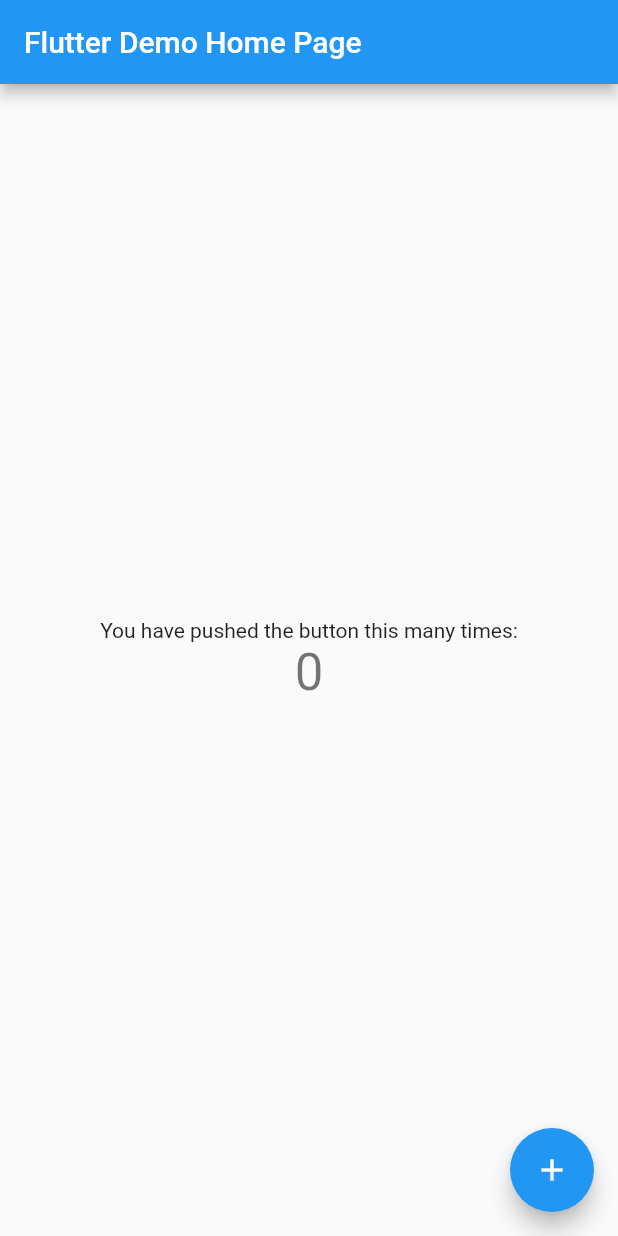
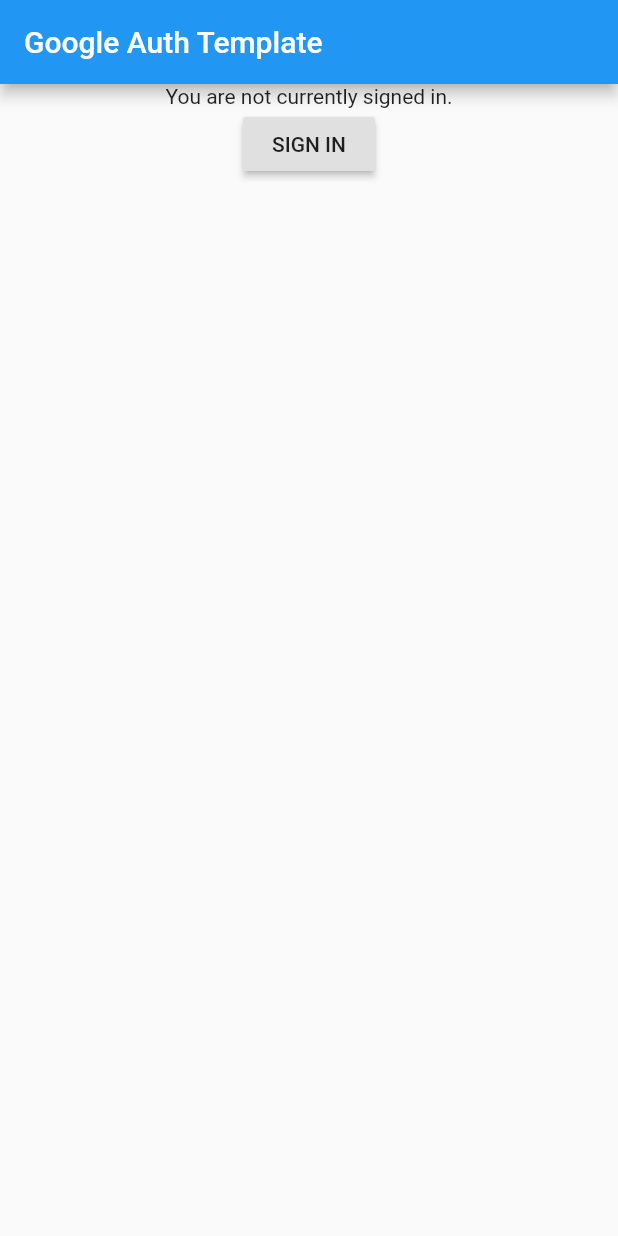
Before and after one commit to davidjohnmaccallum/flutter-google-auth-template, a Flutter app: the screen it shows after launch, on a phone screen of 412 x 824 dp. Run offline on Flutter 3.47's test engine with Material 2 defaults, Android fonts, the phone set to English and light mode, and no system bars; our stand-ins replace google_sign_in.

```diff
--- a/lib/main.dart
+++ b/lib/main.dart
@@ -1,117 +1,93 @@
+import 'dart:async';
 import 'package:flutter/material.dart';
+import 'package:google_sign_in/google_sign_in.dart';
+
+GoogleSignIn _googleSignIn = GoogleSignIn(
+  scopes: <String>[
+    'email',
+  ],
+);
 
 void main() {
-  runApp(MyApp());
+  runApp(
+    MaterialApp(
+      title: 'Google Auth Template',
+      home: SignInDemo(),
+    ),
+  );
 }
 
-class MyApp extends StatelessWidget {
-  // This widget is the root of your application.
+class SignInDemo extends StatefulWidget {
   @override
-  Widget build(BuildContext context) {
-    return MaterialApp(
-      title: 'Flutter Demo',
-      theme: ThemeData(
-        // This is the theme of your application.
-        //
-        // Try running your application with "flutter run". You'll see the
-        // application has a blue toolbar. Then, without quitting the app, try
-        // changing the primarySwatch below to Colors.green and then invoke
-        // "hot reload" (press "r" in the console where you ran "flutter run",
-        // or simply save your changes to "hot reload" in a Flutter IDE).
-        // Notice that the counter didn't reset back to zero; the application
-        // is not restarted.
-        primarySwatch: Colors.blue,
-        // This makes the visual density adapt to the platform that you run
-        // the app on. For desktop platforms, the controls will be smaller and
-        // closer together (more dense) than on mobile platforms.
-        visualDensity: VisualDensity.adaptivePlatformDensity,
-      ),
-      home: MyHomePage(title: 'Flutter Demo Home Page'),
-    );
-  }
+  State createState() => SignInDemoState();
 }
 
-class MyHomePage extends StatefulWidget {
-  MyHomePage({Key key, this.title}) : super(key: key);
-
-  // This widget is the home page of your application. It is stateful, meaning
-  // that it has a State object (defined below) that contains fields that affect
-  // how it looks.
-
-  // This class is the configuration for the state. It holds the values (in this
-  // case the title) provided by the parent (in this case the App widget) and
-  // used by the build method of the State. Fields in a Widget subclass are
-  // always marked "final".
-
-  final String title;
+class SignInDemoState extends State<SignInDemo> {
+  GoogleSignInAccount _currentUser;
 
   @override
-  _MyHomePageState createState() => _MyHomePageState();
-}
+  void initState() {
+    super.initState();
+    _googleSignIn.onCurrentUserChanged.listen((GoogleSignInAccount account) {
+      setState(() {
+        _currentUser = account;
+      });
+    });
+    _googleSignIn.signInSilently();
+  }
 
-class _MyHomePageState extends State<MyHomePage> {
-  int _counter = 0;
+  Future<void> _handleSignIn() async {
+    try {
+      await _googleSignIn.signIn();
+    } catch (error) {
+      print(error);
+    }
+  }
 
-  void _incrementCounter() {
-    setState(() {
-      // This call to setState tells the Flutter framework that something has
-      // changed in this State, which causes it to rerun the build method below
-      // so that the display can reflect the updated values. If we changed
-      // _counter without calling setState(), then the build method would not be
-      // called again, and so nothing would appear to happen.
-      _counter++;
-    });
+  Future<void> _handleSignOut() => _googleSignIn.disconnect();
+
+  Widget _buildBody() {
+    if (_currentUser != null) {
+      return Column(
+        mainAxisAlignment: MainAxisAlignment.start,
+        children: <Widget>[
+          ListTile(
+            leading: GoogleUserCircleAvatar(
+              identity: _currentUser,
+            ),
+            title: Text(_currentUser.displayName ?? ''),
+            subtitle: Text(_currentUser.email ?? ''),
+            trailing: RaisedButton(
+              child: const Text('SIGN OUT'),
+              onPressed: _handleSignOut,
+            ),
+          ),
+          const Text("Signed in successfully."),
+        ],
+      );
+    } else {
+      return Column(
+        mainAxisAlignment: MainAxisAlignment.start,
+        children: <Widget>[
+          const Text("You are not currently signed in."),
+          RaisedButton(
+            child: const Text('SIGN IN'),
+            onPressed: _handleSignIn,
+          ),
+        ],
+      );
+    }
   }
 
   @override
   Widget build(BuildContext context) {
-    // This method is rerun every time setState is called, for instance as done
-    // by the _incrementCounter method above.
-    //
-    // The Flutter framework has been optimized to make rerunning build methods
-    // fast, so that you can just rebuild anything that needs updating rather
-    // than having to individually change instances of widgets.
     return Scaffold(
-      appBar: AppBar(
-        // Here we take the value from the MyHomePage object that was created by
-        // the App.build method, and use it to set our appbar title.
-        title: Text(widget.title),
-      ),
-      body: Center(
-        // Center is a layout widget. It takes a single child and positions it
-        // in the middle of the parent.
-        child: Column(
-          // Column is also a layout widget. It takes a list of children and
-          // arranges them vertically. By default, it sizes itself to fit its
-          // children horizontally, and tries to be as tall as its parent.
-          //
-          // Invoke "debug painting" (press "p" in the console, choose the
-          // "Toggle Debug Paint" action from the Flutter Inspector in Android
-          // Studio, or the "Toggle Debug Paint" command in Visual Studio Code)
-          // to see the wireframe for each widget.
-          //
-          // Column has various properties to control how it sizes itself and
-          // how it positions its children. Here we use mainAxisAlignment to
-          // center the children vertically; the main axis here is the vertical
-          // axis because Columns are vertical (the cross axis would be
-          // horizontal).
-          mainAxisAlignment: MainAxisAlignment.center,
-          children: <Widget>[
-            Text(
-              'You have pushed the button this many times:',
-            ),
-            Text(
-              '$_counter',
-              style: Theme.of(context).textTheme.headline4,
-            ),
-          ],
+        appBar: AppBar(
+          title: const Text('Google Auth Template'),
         ),
-      ),
-      floatingActionButton: FloatingActionButton(
-        onPressed: _incrementCounter,
-        tooltip: 'Increment',
-        child: Icon(Icons.add),
-      ), // This trailing comma makes auto-formatting nicer for build methods.
-    );
+        body: ConstrainedBox(
+          constraints: const BoxConstraints.expand(),
+          child: _buildBody(),
+        ));
   }
 }
--- a/pubspec.yaml
+++ b/pubspec.yaml
@@ -28,6 +28,8 @@ dependencies:
   # The following adds the Cupertino Icons font to your application.
   # Use with the CupertinoIcons class for iOS style icons.
   cupertino_icons: ^0.1.3
+  google_sign_in: ^4.5.3
+  http: ^0.12.2
 
 dev_dependencies:
   flutter_test:
```
Also changed, not shown: pubspec.lock, 9 other files.
